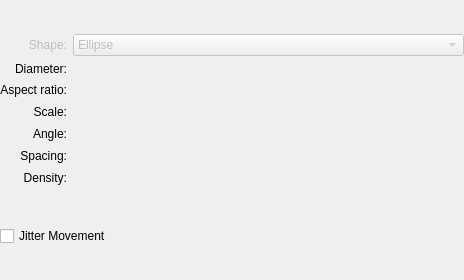
Old version of the form plugins/paintops/libpaintop/forms/wdgBrushSizeOptions.ui in the repository KDE/krita.
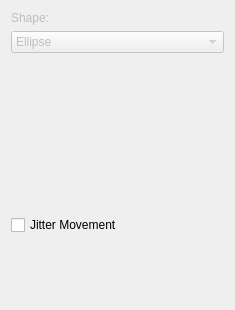
New version of the form. Custom widgets are drawn as their Qt base class.

Commit message: Update brush editor settins for deform an particle brush engines

```diff
--- a/plugins/paintops/libpaintop/forms/wdgBrushSizeOptions.ui
+++ b/plugins/paintops/libpaintop/forms/wdgBrushSizeOptions.ui
@@ -6,8 +6,8 @@
    <rect>
     <x>0</x>
     <y>0</y>
-    <width>464</width>
-    <height>280</height>
+    <width>235</width>
+    <height>310</height>
    </rect>
   </property>
   <property name="sizePolicy">
@@ -18,183 +18,12 @@
   </property>
   <property name="minimumSize">
    <size>
-    <width>385</width>
-    <height>280</height>
+    <width>50</width>
+    <height>50</height>
    </size>
   </property>
-  <layout class="QGridLayout" name="gridLayout_3">
-   <property name="margin">
-    <number>0</number>
-   </property>
-   <item row="0" column="0">
-    <layout class="QGridLayout" name="gridLayout" columnstretch="0,1">
-     <item row="1" column="0">
-      <widget class="QLabel" name="DiameterLbl">
-       <property name="sizePolicy">
-        <sizepolicy hsizetype="Preferred" vsizetype="Preferred">
-         <horstretch>0</horstretch>
-         <verstretch>0</verstretch>
-        </sizepolicy>
-       </property>
-       <property name="minimumSize">
-        <size>
-         <width>60</width>
-         <height>0</height>
-        </size>
-       </property>
-       <property name="text">
-        <string>Diameter:</string>
-       </property>
-       <property name="alignment">
-        <set>Qt::AlignRight|Qt::AlignTrailing|Qt::AlignVCenter</set>
-       </property>
-      </widget>
-     </item>
-     <item row="1" column="1">
-      <widget class="KisDoubleSliderSpinBox" name="diameter">
-       <property name="sizePolicy">
-        <sizepolicy hsizetype="Minimum" vsizetype="Fixed">
-         <horstretch>0</horstretch>
-         <verstretch>0</verstretch>
-        </sizepolicy>
-       </property>
-      </widget>
-     </item>
-     <item row="3" column="0">
-      <widget class="QLabel" name="ScaleLbl">
-       <property name="sizePolicy">
-        <sizepolicy hsizetype="Preferred" vsizetype="Preferred">
-         <horstretch>0</horstretch>
-         <verstretch>0</verstretch>
-        </sizepolicy>
-       </property>
-       <property name="minimumSize">
-        <size>
-         <width>60</width>
-         <height>16</height>
-        </size>
-       </property>
-       <property name="text">
-        <string>Scale:</string>
-       </property>
-       <property name="alignment">
-        <set>Qt::AlignRight|Qt::AlignTrailing|Qt::AlignVCenter</set>
-       </property>
-      </widget>
-     </item>
-     <item row="3" column="1">
-      <widget class="KisDoubleSliderSpinBox" name="scale">
-       <property name="sizePolicy">
-        <sizepolicy hsizetype="Minimum" vsizetype="Fixed">
-         <horstretch>0</horstretch>
-         <verstretch>0</verstretch>
-        </sizepolicy>
-       </property>
-      </widget>
-     </item>
-     <item row="5" column="0">
-      <widget class="QLabel" name="spacingLbl">
-       <property name="sizePolicy">
-        <sizepolicy hsizetype="Preferred" vsizetype="Preferred">
-         <horstretch>0</horstretch>
-         <verstretch>0</verstretch>
-        </sizepolicy>
-       </property>
-       <property name="minimumSize">
-        <size>
-         <width>60</width>
-         <height>16</height>
-        </size>
-       </property>
-       <property name="text">
-        <string>Spacing:</string>
-       </property>
-       <property name="alignment">
-        <set>Qt::AlignRight|Qt::AlignTrailing|Qt::AlignVCenter</set>
-       </property>
-      </widget>
-     </item>
-     <item row="5" column="1">
-      <widget class="KisDoubleSliderSpinBox" name="spacing">
-       <property name="sizePolicy">
-        <sizepolicy hsizetype="Minimum" vsizetype="Fixed">
-         <horstretch>0</horstretch>
-         <verstretch>0</verstretch>
-        </sizepolicy>
-       </property>
-      </widget>
-     </item>
-     <item row="2" column="0">
-      <widget class="QLabel" name="aspectLbl">
-       <property name="sizePolicy">
-        <sizepolicy hsizetype="Preferred" vsizetype="Preferred">
-         <horstretch>0</horstretch>
-         <verstretch>0</verstretch>
-        </sizepolicy>
-       </property>
-       <property name="minimumSize">
-        <size>
-         <width>60</width>
-         <height>16</height>
-        </size>
-       </property>
-       <property name="text">
-        <string>Aspect ratio:</string>
-       </property>
-       <property name="alignment">
-        <set>Qt::AlignRight|Qt::AlignTrailing|Qt::AlignVCenter</set>
-       </property>
-      </widget>
-     </item>
-     <item row="2" column="1">
-      <widget class="KisDoubleSliderSpinBox" name="aspectBox">
-       <property name="sizePolicy">
-        <sizepolicy hsizetype="Minimum" vsizetype="Fixed">
-         <horstretch>0</horstretch>
-         <verstretch>0</verstretch>
-        </sizepolicy>
-       </property>
-      </widget>
-     </item>
-     <item row="4" column="0">
-      <widget class="QLabel" name="rotationLbl">
-       <property name="enabled">
-        <bool>true</bool>
-       </property>
-       <property name="sizePolicy">
-        <sizepolicy hsizetype="Preferred" vsizetype="Preferred">
-         <horstretch>0</horstretch>
-         <verstretch>0</verstretch>
-        </sizepolicy>
-       </property>
-       <property name="minimumSize">
-        <size>
-         <width>60</width>
-         <height>16</height>
-        </size>
-       </property>
-       <property name="text">
-        <string>Angle:</string>
-       </property>
-       <property name="alignment">
-        <set>Qt::AlignRight|Qt::AlignTrailing|Qt::AlignVCenter</set>
-       </property>
-      </widget>
-     </item>
-     <item row="4" column="1">
-      <widget class="KisDoubleSliderSpinBox" name="rotationBox">
-       <property name="enabled">
-        <bool>true</bool>
-       </property>
-       <property name="sizePolicy">
-        <sizepolicy hsizetype="Minimum" vsizetype="Fixed">
-         <horstretch>0</horstretch>
-         <verstretch>0</verstretch>
-        </sizepolicy>
-       </property>
-      </widget>
-     </item>
-     <item row="0" column="0">
+  <layout class="QVBoxLayout" name="verticalLayout">
+   <item>
       <widget class="QLabel" name="shapeLbl">
        <property name="enabled">
         <bool>false</bool>
@@ -215,11 +44,11 @@
         <string>Shape:</string>
        </property>
        <property name="alignment">
-        <set>Qt::AlignRight|Qt::AlignTrailing|Qt::AlignVCenter</set>
+      <set>Qt::AlignLeading|Qt::AlignLeft|Qt::AlignVCenter</set>
        </property>
       </widget>
      </item>
-     <item row="0" column="1">
+   <item>
       <widget class="QComboBox" name="shapeBox">
        <property name="enabled">
         <bool>false</bool>
@@ -239,43 +68,106 @@
        </item>
       </widget>
      </item>
-     <item row="6" column="1">
-      <widget class="KisDoubleSliderSpinBox" name="densityBox">
+   <item>
+    <widget class="KisDoubleSliderSpinBox" name="diameter" native="true">
        <property name="sizePolicy">
         <sizepolicy hsizetype="Minimum" vsizetype="Fixed">
          <horstretch>0</horstretch>
          <verstretch>0</verstretch>
         </sizepolicy>
        </property>
-      </widget>
-     </item>
-     <item row="6" column="0">
-      <widget class="QLabel" name="densityLbl">
+     <property name="minimumSize">
+      <size>
+       <width>20</width>
+       <height>20</height>
+      </size>
+     </property>
+    </widget>
+   </item>
+   <item>
+    <widget class="KisDoubleSliderSpinBox" name="aspectBox" native="true">
        <property name="sizePolicy">
-        <sizepolicy hsizetype="Preferred" vsizetype="Preferred">
+      <sizepolicy hsizetype="Minimum" vsizetype="Fixed">
          <horstretch>0</horstretch>
          <verstretch>0</verstretch>
         </sizepolicy>
        </property>
        <property name="minimumSize">
         <size>
-         <width>60</width>
-         <height>16</height>
-        </size>
-       </property>
-       <property name="text">
-        <string>Density:</string>
-       </property>
-       <property name="alignment">
-        <set>Qt::AlignRight|Qt::AlignTrailing|Qt::AlignVCenter</set>
+       <width>20</width>
+       <height>20</height>
+      </size>
+     </property>
+    </widget>
+   </item>
+   <item>
+    <widget class="KisDoubleSliderSpinBox" name="scale" native="true">
+     <property name="sizePolicy">
+      <sizepolicy hsizetype="Minimum" vsizetype="Fixed">
+       <horstretch>0</horstretch>
+       <verstretch>0</verstretch>
+      </sizepolicy>
+     </property>
+     <property name="minimumSize">
+      <size>
+       <width>20</width>
+       <height>20</height>
+      </size>
        </property>
       </widget>
      </item>
-    </layout>
+   <item>
+    <widget class="KisDoubleSliderSpinBox" name="rotationBox" native="true">
+     <property name="enabled">
+      <bool>true</bool>
+     </property>
+     <property name="sizePolicy">
+      <sizepolicy hsizetype="Minimum" vsizetype="Fixed">
+       <horstretch>0</horstretch>
+       <verstretch>0</verstretch>
+      </sizepolicy>
+     </property>
+     <property name="minimumSize">
+      <size>
+       <width>20</width>
+       <height>20</height>
+      </size>
+     </property>
+    </widget>
    </item>
-   <item row="1" column="0">
-    <layout class="QGridLayout" name="gridLayout_2" columnstretch="0,1">
-     <item row="0" column="0">
+   <item>
+    <widget class="KisDoubleSliderSpinBox" name="spacing" native="true">
+     <property name="sizePolicy">
+      <sizepolicy hsizetype="Minimum" vsizetype="Fixed">
+       <horstretch>0</horstretch>
+       <verstretch>0</verstretch>
+      </sizepolicy>
+     </property>
+     <property name="minimumSize">
+      <size>
+       <width>20</width>
+       <height>20</height>
+      </size>
+     </property>
+    </widget>
+   </item>
+   <item>
+    <widget class="KisDoubleSliderSpinBox" name="densityBox" native="true">
+     <property name="sizePolicy">
+      <sizepolicy hsizetype="Minimum" vsizetype="Fixed">
+       <horstretch>0</horstretch>
+       <verstretch>0</verstretch>
+      </sizepolicy>
+     </property>
+     <property name="minimumSize">
+      <size>
+       <width>20</width>
+       <height>20</height>
+      </size>
+     </property>
+    </widget>
+   </item>
+   <item>
       <widget class="QCheckBox" name="jitterMoveBox">
        <property name="sizePolicy">
         <sizepolicy hsizetype="Minimum" vsizetype="Fixed">
@@ -288,8 +180,8 @@
        </property>
       </widget>
      </item>
-     <item row="0" column="1">
-      <widget class="KisDoubleSliderSpinBox" name="jitterMove">
+   <item>
+    <widget class="KisDoubleSliderSpinBox" name="jitterMove" native="true">
        <property name="enabled">
         <bool>false</bool>
        </property>
@@ -298,10 +190,27 @@
          <horstretch>0</horstretch>
          <verstretch>0</verstretch>
         </sizepolicy>
-       </property>   
-      </widget>
-     </item>
-    </layout>
+     </property>
+     <property name="minimumSize">
+      <size>
+       <width>20</width>
+       <height>20</height>
+      </size>
+     </property>
+    </widget>
+   </item>
+   <item>
+    <spacer name="verticalSpacer">
+     <property name="orientation">
+      <enum>Qt::Vertical</enum>
+     </property>
+     <property name="sizeHint" stdset="0">
+      <size>
+       <width>5</width>
+       <height>24</height>
+      </size>
+     </property>
+    </spacer>
    </item>
   </layout>
  </widget>
```
Left out of the diff: 1 changed line with no effect on the pictures. Lines whose indentation alone changed are shown as unchanged. The commit also changes 6 other files.
